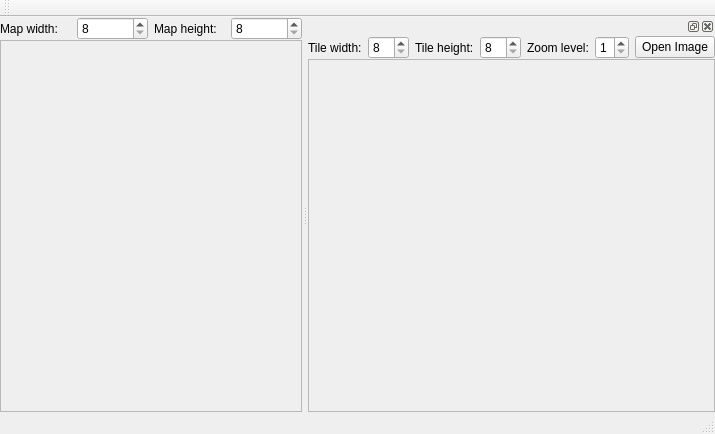
stoyan-shopov/TileMapEdit, file mapeditor.ui: the form before one commit.
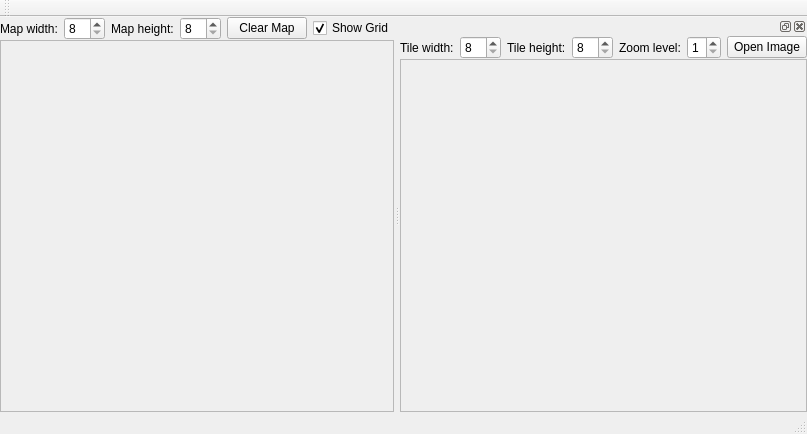
The form after the commit.

Commit message: user interface improvements

Patch:
```diff
--- a/mapeditor.ui
+++ b/mapeditor.ui
@@ -6,7 +6,7 @@
    <rect>
     <x>0</x>
     <y>0</y>
-    <width>715</width>
+    <width>780</width>
     <height>434</height>
    </rect>
   </property>
@@ -66,6 +66,23 @@
         </property>
        </widget>
       </item>
+      <item>
+       <widget class="QPushButton" name="pushButtonClearMap">
+        <property name="text">
+         <string>Clear Map</string>
+        </property>
+       </widget>
+      </item>
+      <item>
+       <widget class="QCheckBox" name="checkBoxShowMapGrid">
+        <property name="text">
+         <string>Show Grid</string>
+        </property>
+        <property name="checked">
+         <bool>true</bool>
+        </property>
+       </widget>
+      </item>
      </layout>
     </item>
     <item>
@@ -78,7 +95,7 @@
         <rect>
          <x>0</x>
          <y>0</y>
-         <width>314</width>
+         <width>379</width>
          <height>348</height>
         </rect>
        </property>
```
Left out of the diff: 2 changed lines with no effect on the pictures. The commit also changes 2 other files.
